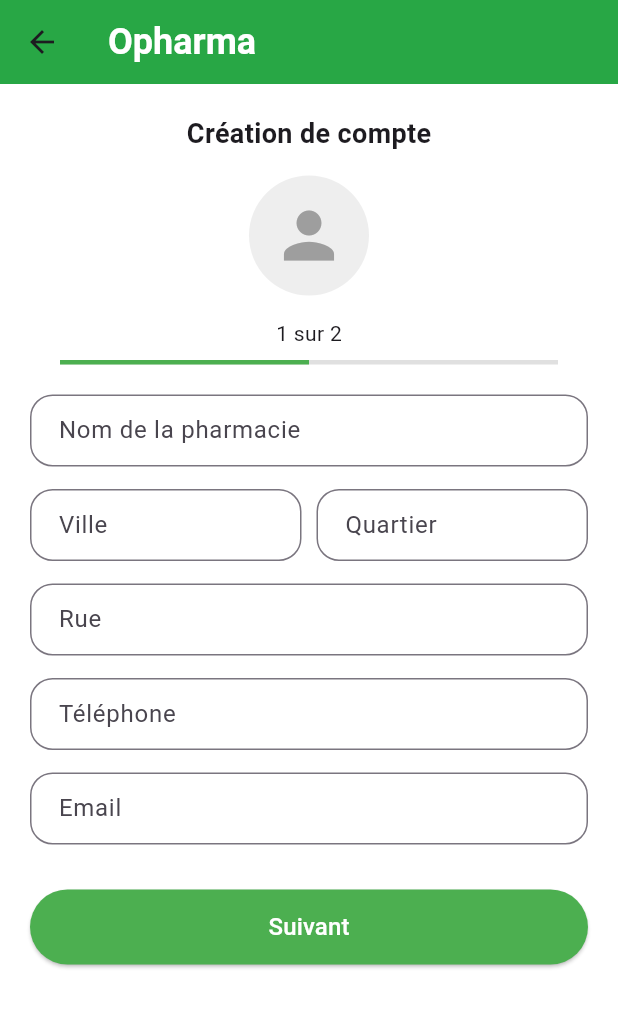
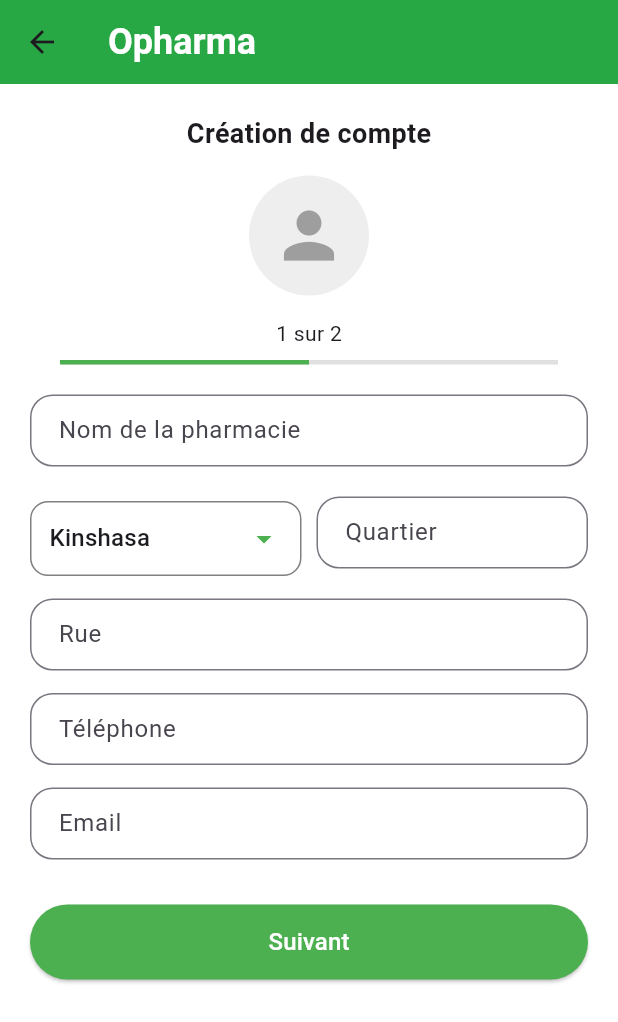
Before and after one commit to menjiDrcOrganisation/gestionPharmacieMobile, a Flutter app: the Portail screen opened directly, after a tap on "Pharma", on a phone screen of 412 x 824 dp. Shown: the top 1022 px of the screen. Run offline on Flutter 3.47's test engine with Material 3 defaults, Android fonts, the phone set to English and light mode, and no system bars; our stand-ins replace fluttertoast, google_sign_in, lottie, shared_preferences; accounts and stored records are empty; network calls fail.

Commit message:
correction erreur pharmacie

```diff
--- a/lib/component/BottomApp.dart
+++ b/lib/component/BottomApp.dart
@@ -36,7 +36,7 @@ class Bottomapp {
             IconButton(
               icon: Image.asset("assets/Icone/user.png"),
               onPressed: () {
-                this.onUser;
+                this.onUser!();
               },
             ),
           ],
--- a/lib/component/Combobox.dart
+++ b/lib/component/Combobox.dart
@@ -1,7 +1,7 @@
 import 'package:flutter/material.dart';
 
 Widget buildComboBox<T>({
-  required String title,
+  String title="",
   required List<DropdownMenuItem<T>> items,
   T? selectedItem, // Peut être String, int, ou un objet
   required ValueChanged<T?> onChanged,
@@ -15,6 +15,7 @@ Widget buildComboBox<T>({
   return Column(
     crossAxisAlignment: CrossAxisAlignment.start,
     children: [
+      title!=""?
       Text(
         title,
         style: const TextStyle(
@@ -22,7 +23,7 @@ Widget buildComboBox<T>({
           color: Color.fromRGBO(117, 117, 117, 1),
           fontWeight: FontWeight.w500,
         ),
-      ),
+      ):Center(),
       const SizedBox(height: 8),
       Container(
         width: width,
--- a/lib/view/dashboard/viewDash.dart
+++ b/lib/view/dashboard/viewDash.dart
@@ -27,13 +27,10 @@ class _ViewDashState extends State<ViewDash> {
   double montantVenduMois = 0.0;
   String nomAdmin="";
   Future<void>  getName() async{
-
     User? user = await LocalStorageService().getUser();
     nomAdmin=user!.name;
     setState(() {
-
     });
-
   }
 
   @override
--- a/lib/view/pharmacie/pharmacoePage.dart
+++ b/lib/view/pharmacie/pharmacoePage.dart
@@ -1,6 +1,8 @@
 import 'package:flutter/material.dart';
 import '../../ModelTampo/Pharmacie.dart';
 import '../../component/AppBar.dart';
+import '../../component/Combobox.dart';
+import '../../component/Confirmation.dart';
 import '../../controller/PharmacieController.dart';
 import '../../services/ApiService/ApiPharmacie.dart';
 import '../../utils/navigation.dart';
@@ -38,6 +40,9 @@ class CreationComptePage extends StatefulWidget {
 }
 
 class _CreationComptePageState extends State<CreationComptePage> {
+  List<String> villes = ["Kinshasa", "Lubumbashi"];
+  String? selectedVille = "Kinshasa";
+
   // Controllers pour récupérer les valeurs des TextField
   final TextEditingController nomController = TextEditingController();
   final TextEditingController villeController = TextEditingController();
@@ -89,7 +94,6 @@ class _CreationComptePageState extends State<CreationComptePage> {
               ),
 
               const SizedBox(height: 15),
-
               // Stepper
               Padding(
                 padding: const EdgeInsets.symmetric(horizontal: 40),
@@ -123,7 +127,28 @@ class _CreationComptePageState extends State<CreationComptePage> {
                     const SizedBox(height: 15),
                     Row(
                       children: [
-                        Expanded(child: _buildTextField("Ville", controller: villeController)),
+
+                        Expanded(child:
+                        buildComboBox<String>(
+                          items: villes.map((ville) {
+                            return DropdownMenuItem<String>(
+                              value: ville, // identifiant unique
+                              child: Text(
+                                  "${ville} "
+                              ),
+                            );
+                          }).toList(),
+                          selectedItem: selectedVille, // garder uniquement l'id comme valeur
+                          placeholder: "Choisissez un produit",
+                          onChanged: (String? pharamacie) {
+                            print(pharamacie);
+                            setState(() {
+                              selectedVille=pharamacie;
+                              // retrouver le lot complet via son id
+                            });
+                          },
+                        )
+                        ),
                         const SizedBox(width: 10),
                         Expanded(child: _buildTextField("Quartier", controller: quartierController)),
                       ],
@@ -142,14 +167,13 @@ class _CreationComptePageState extends State<CreationComptePage> {
                       height: 50,
                       child: ElevatedButton(
                         onPressed: () async {
-                          // Récupérer les valeurs
+                          confirmation(context,"Vous confirmez l'ajout de cette pharmacie?",
+                            onOui: () async{
                               final nom = nomController.text;
-                          final ville = villeController.text;
+                              final ville = selectedVille;
                               final quartier = quartierController.text;
                               final rue = rueController.text;
                               final tel = telephoneController.text;
-
-
                               try {
                                 Pharmacie p=await ControllerPharmacie.createPhramacie(nom, ville, quartier, rue, tel);
                                 ScaffoldMessenger.of(context).showSnackBar(
@@ -165,10 +189,13 @@ class _CreationComptePageState extends State<CreationComptePage> {
                                 // Afficher un snackbar ou dialogue d'erreur
                               }
 
+                            }
+
+                          );
+                          // Récupérer les valeurs
 
 
                           // Ici tu peux les envoyer à la prochaine page
-
                         },
                         style: ElevatedButton.styleFrom(
                           backgroundColor: Colors.green,
```
Also changed, not shown: lib/component/Confirmation.dart (added, +37 -0 lines). Lines whose indentation alone changed are shown as unchanged.
